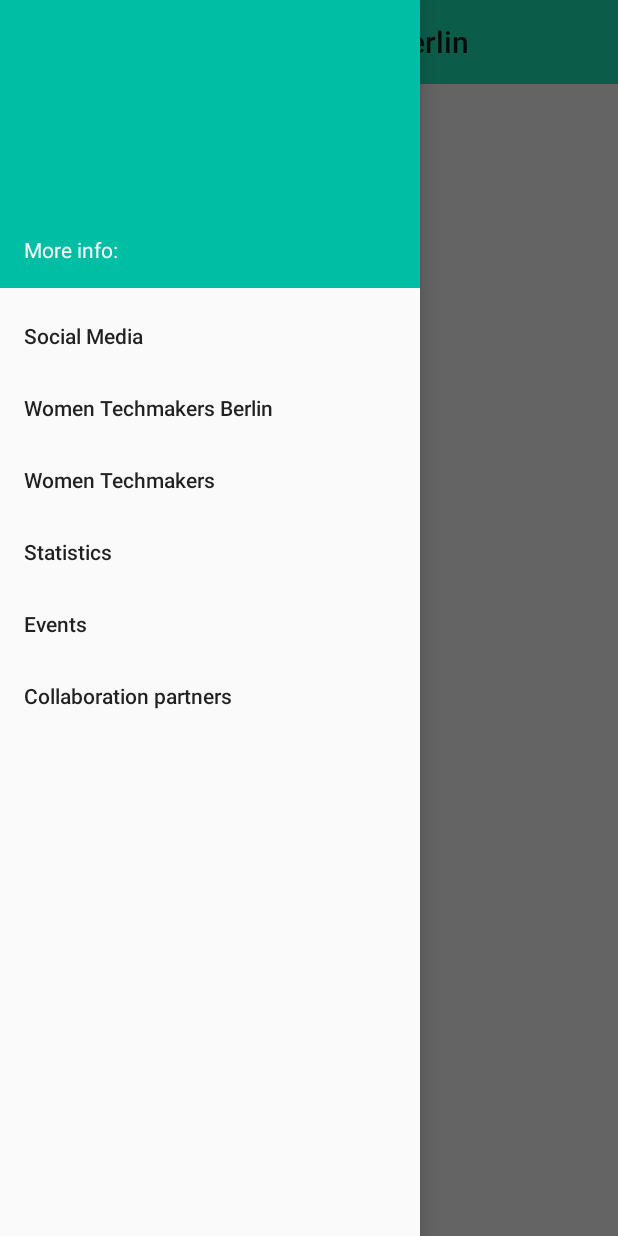
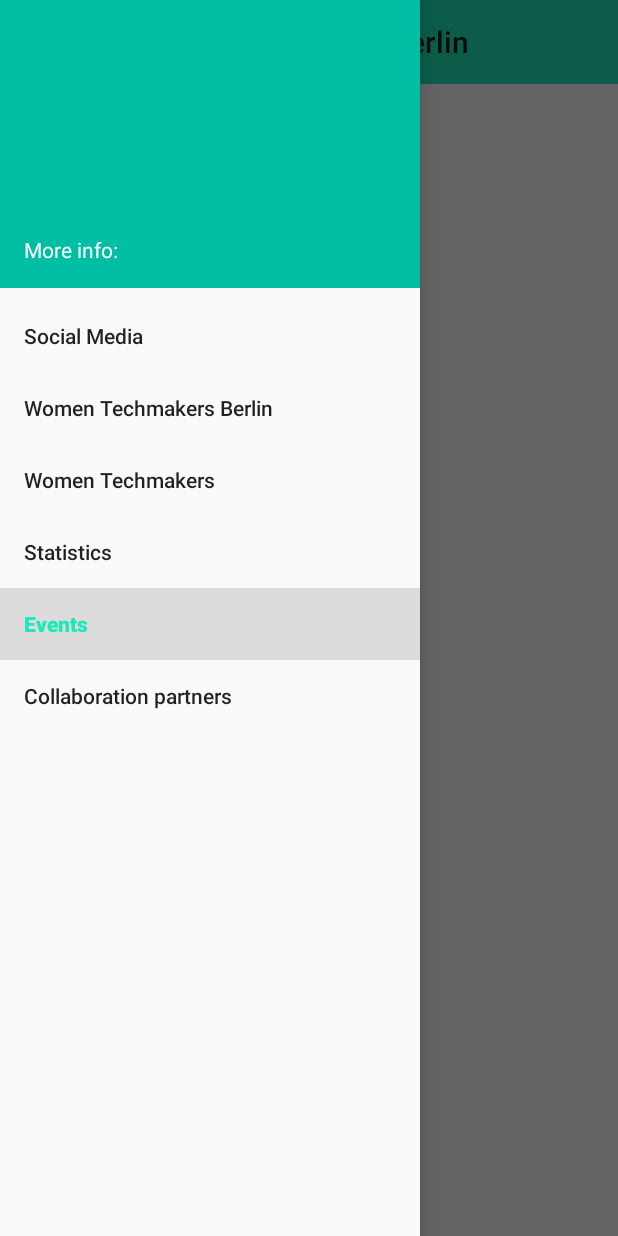
Before and after one commit to WTMBerlin/WTMBApp, an Android app: the screen it shows after launch (MainActivity), with the side drawer open, on a phone screen of 412 x 824 dp. Run offline under Robolectric (Android 15) with nearby library versions, the phone set to English and light mode, and no system bars; our stand-ins replace RxJava, Timber, navigation-ui; libraries missing offline, so code that uses them is left out: com.jakewharton.threetenabp; 4 statements that could not run were skipped.

Commit message:
Add Navigation Component

```diff
--- a/app/build.gradle
+++ b/app/build.gradle
@@ -48,6 +48,10 @@ dependencies {
     // Moshi
     implementation "com.squareup.moshi:moshi:1.8.0"
 
+    // Navigation
+    implementation "android.arch.navigation:navigation-fragment-ktx:1.0.0-alpha09"
+    implementation "android.arch.navigation:navigation-ui-ktx:1.0.0-alpha09"
+
     // Retrofit
     implementation "com.squareup.retrofit2:retrofit:2.5.0"
     implementation "com.squareup.retrofit2:adapter-rxjava2:2.5.0"
--- a/app/src/main/java/com/wtmberlin/MainActivity.kt
+++ b/app/src/main/java/com/wtmberlin/MainActivity.kt
@@ -9,19 +9,21 @@ import androidx.appcompat.app.ActionBar
 import androidx.appcompat.app.AppCompatActivity
 import androidx.appcompat.widget.Toolbar
 import androidx.core.view.GravityCompat
-import androidx.fragment.app.transaction
+import androidx.navigation.findNavController
+import androidx.navigation.ui.setupWithNavController
 import com.google.android.material.navigation.NavigationView
 import com.wtmberlin.data.accessToken
 import kotlinx.android.synthetic.main.activity_main.*
 
-class MainActivity : AppCompatActivity(), ManageFragments, EventsFragment.OnEventSelectedListener {
+class MainActivity : AppCompatActivity(), EventsFragment.OnEventSelectedListener {
 
     override fun onCreate(savedInstanceState: Bundle?) {
         super.onCreate(savedInstanceState)
         setContentView(R.layout.activity_main)
         initToolbar()
         initNavigationDrawer()
-        initEventsFragment()
+
+        nav_view.setupWithNavController(findNavController(R.id.nav_host_fragment))
 
         if (accessToken == null) {
             //authorizeUser()
@@ -48,12 +50,7 @@ class MainActivity : AppCompatActivity(), ManageFragments, EventsFragment.OnEven
             menuItem.isChecked = true
             drawer_layout.closeDrawers()
             when (menuItem.itemId) {
-                R.id.menu_item_social_media -> displaySocialMedia()
-                R.id.menu_item_wtm_berlin -> displayLocalCommunityInfo()
-                R.id.menu_item_wtm -> displayGlobalCommunityInfo()
-                R.id.menu_item_wtm_stats -> displayStats()
-                R.id.menu_item_wtm_events -> displayEvents()
-                R.id.menu_item_collaborations -> displayCollaborationPartners()
+                R.id.wtm_website -> displayGlobalCommunityInfo()
             }
             true
         }
@@ -68,57 +65,14 @@ class MainActivity : AppCompatActivity(), ManageFragments, EventsFragment.OnEven
         startActivity(browserIntent)
     }
 
-    private fun initEventsFragment() {
-        val eventsFragment: EventsFragment = displayEventsFragment()
-        eventsFragment.setOnEventChosenListener(this)
-    }
-
-    private fun displayEventsFragment(): EventsFragment {
-        val eventsFragment = EventsFragment()
-        supportFragmentManager.transaction(allowStateLoss = false) {
-            replace(R.id.fragment_container, eventsFragment, "display all events")
-        }
-        return eventsFragment
-    }
-
     override fun displayEventDetails() {
         Toast.makeText(this,"Event details will be implemented soon", Toast.LENGTH_LONG).show()
     }
 
-    override fun displayEvents() {
-        displayEventsFragment()
-    }
-
-    override fun displayStats() {
-        Toast.makeText(this,"Stats will be implemented soon", Toast.LENGTH_LONG).show()
-    }
-
-    override fun displayLocalCommunityInfo() {
-        val infoFragment = CommunityInfoFragment()
-        supportFragmentManager.transaction(allowStateLoss = false) {
-            replace(R.id.fragment_container, infoFragment, "display info about wtmb")
-        }
-    }
-
-    override fun displaySocialMedia() {
-        val socialMediaFragment = SocialMediaFragment()
-        supportFragmentManager.transaction(allowStateLoss = false) {
-            replace(R.id.fragment_container, socialMediaFragment, "display social media")
-        }
-    }
-
     private fun displayGlobalCommunityInfo() {
-        //Toast.makeText(this, "Info about Women Techmakers program will be implemented soon", Toast.LENGTH_LONG).show()
         val openURL = Intent(android.content.Intent.ACTION_VIEW)
         openURL.data = Uri.parse("https://www.womentechmakers.com")
         startActivity(openURL)
-    }
-
-    private fun displayCollaborationPartners() {
-        val collaborationsFragment = CollaborationsFragment()
-        supportFragmentManager.transaction(allowStateLoss = false) {
-            replace(R.id.fragment_container, collaborationsFragment, "display collaboration partners")
-        }
     }
 
     override fun onOptionsItemSelected(item: MenuItem): Boolean {
--- a/app/src/main/java/com/wtmberlin/ManageFragments.kt
+++ /dev/null
@@ -1,10 +0,0 @@
-package com.wtmberlin
-
-interface ManageFragments {
-
-    fun displayEventDetails()
-    fun displayEvents()
-    fun displayStats()
-    fun displayLocalCommunityInfo()
-    fun displaySocialMedia()
-}
--- a/app/src/main/res/layout/activity_main.xml
+++ b/app/src/main/res/layout/activity_main.xml
@@ -21,12 +21,14 @@
             android:background="?attr/colorPrimary"
             android:theme="@style/ThemeOverlay.AppCompat.ActionBar" />
 
-        <FrameLayout
-            android:id="@+id/fragment_container"
+        <fragment
+            android:id="@+id/nav_host_fragment"
+            android:name="androidx.navigation.fragment.NavHostFragment"
             android:layout_width="match_parent"
-            android:layout_height="wrap_content">
+            android:layout_height="match_parent"
+            app:defaultNavHost="true"
+            app:navGraph="@navigation/nav_graph" />
 
-        </FrameLayout>
     </LinearLayout>
 
     <com.google.android.material.navigation.NavigationView
--- a/app/src/main/res/menu/drawer_view.xml
+++ b/app/src/main/res/menu/drawer_view.xml
@@ -1,22 +1,22 @@
 <menu xmlns:android="http://schemas.android.com/apk/res/android" >
     <group android:checkableBehavior="single">
         <item
-            android:id="@+id/menu_item_social_media"
+            android:id="@+id/social_media_screen"
             android:title="@string/title_social_media" />
         <item
-            android:id="@+id/menu_item_wtm_berlin"
+            android:id="@+id/community_info_screen"
             android:title="@string/title_community_local" />
         <item
-            android:id="@+id/menu_item_wtm"
+            android:id="@+id/wtm_website"
             android:title="@string/title_community_global" />
         <item
-            android:id="@+id/menu_item_wtm_stats"
+            android:id="@+id/stats_screen"
             android:title="@string/statistics" />
         <item
-            android:id="@+id/menu_item_wtm_events"
+            android:id="@+id/events_screen"
             android:title="@string/events" />
         <item
-            android:id="@+id/menu_item_collaborations"
+            android:id="@+id/collaborations_screen"
             android:title="@string/collaboration_partners" />
     </group>
 </menu>
--- /dev/null
+++ b/app/src/main/res/navigation/nav_graph.xml
@@ -0,0 +1,37 @@
+<?xml version="1.0" encoding="utf-8"?>
+<navigation xmlns:android="http://schemas.android.com/apk/res/android"
+    xmlns:tools="http://schemas.android.com/tools"
+    xmlns:app="http://schemas.android.com/apk/res-auto"
+    app:startDestination="@id/events_screen">
+
+    <fragment
+        android:id="@+id/events_screen"
+        android:name="com.wtmberlin.EventsFragment"
+        android:label="Blank"
+        tools:layout="@layout/events_screen" />
+
+    <fragment
+        android:id="@+id/social_media_screen"
+        android:name="com.wtmberlin.SocialMediaFragment"
+        android:label="Blank"
+        tools:layout="@layout/fragment_social_media" />
+
+    <fragment
+        android:id="@+id/community_info_screen"
+        android:name="com.wtmberlin.CommunityInfoFragment"
+        android:label="Blank"
+        tools:layout="@layout/fragment_community_info_local" />
+
+    <fragment
+        android:id="@+id/collaborations_screen"
+        android:name="com.wtmberlin.CollaborationsFragment"
+        android:label="Blank"
+        tools:layout="@layout/fragment_collaborations" />
+
+    <fragment
+        android:id="@+id/stats_screen"
+        android:name="com.wtmberlin.DetailStatsFragment"
+        android:label="Blank"
+        tools:layout="@layout/fragment_stats" />
+
+</navigation>
```
